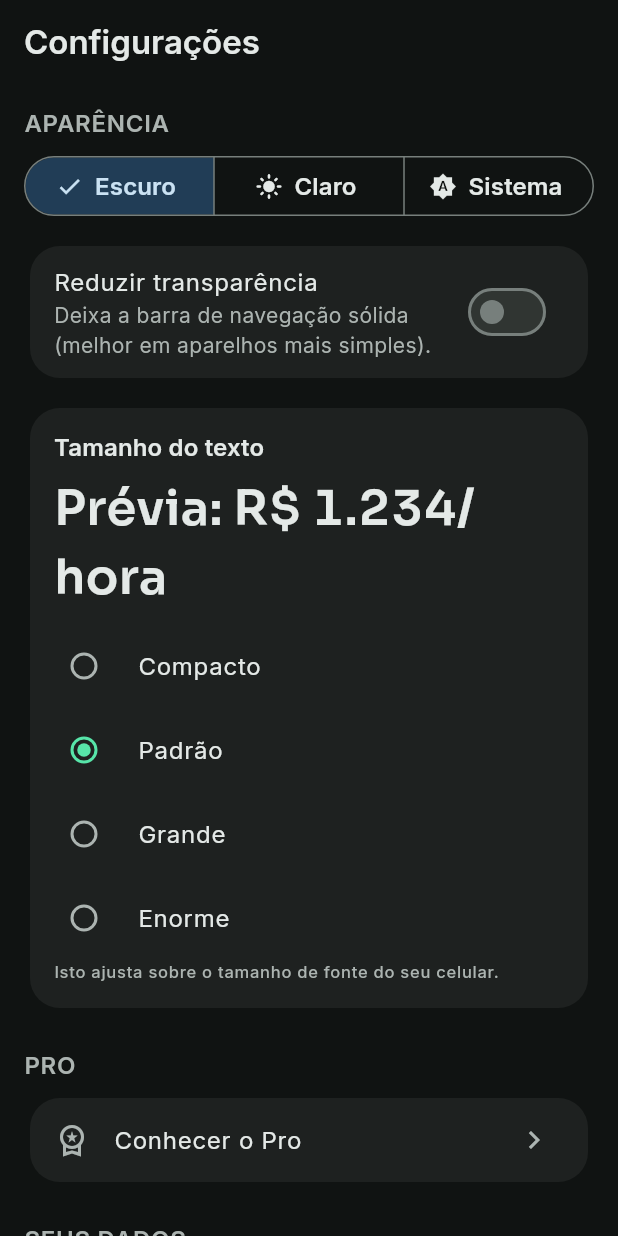
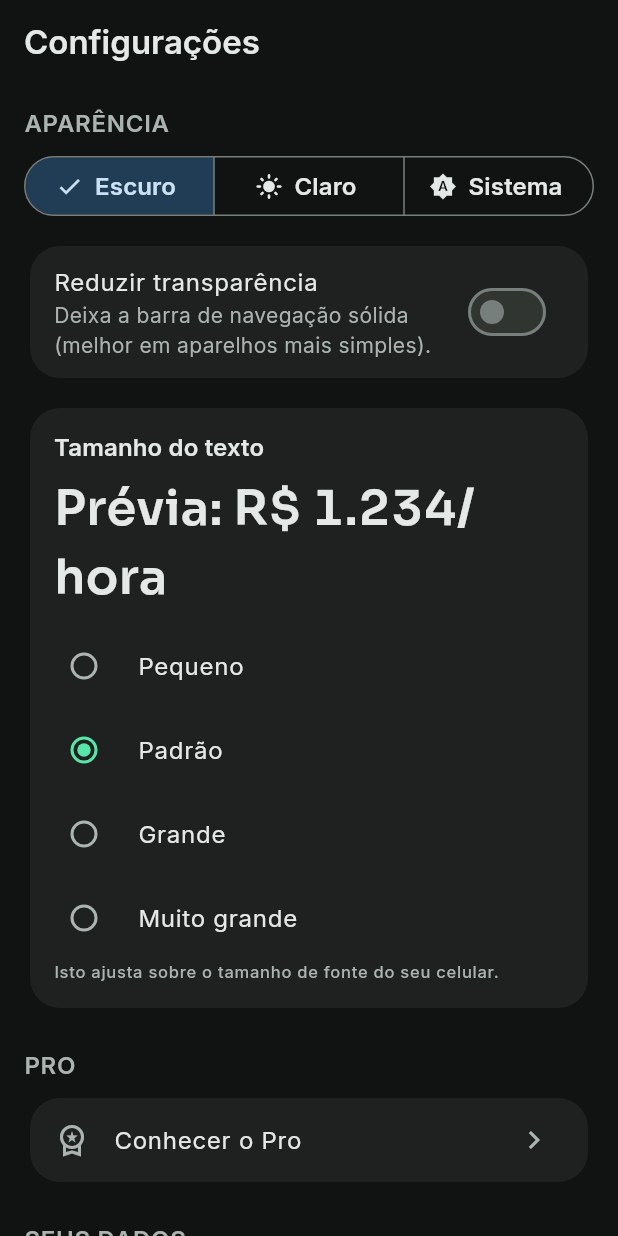
Before and after one commit to 4yu-apps/quanto-cobro, a Flutter app: the ConfigScreen screen opened by its route, on a phone screen of 412 x 824 dp. Run offline on Flutter 3.47's test engine with Material 3 defaults, Android fonts, the phone set to English and light mode, and no system bars; our stand-ins replace file_picker, flutter_riverpod, go_router, share_plus, shared_preferences; accounts and stored records are empty.

```diff
--- a/lib/core/ui/text_scale.dart
+++ b/lib/core/ui/text_scale.dart
@@ -11,8 +11,8 @@ class TextScaleLevel {
 }
 
 const List<TextScaleLevel> kTextScaleLevels = <TextScaleLevel>[
-  TextScaleLevel('Compacto', 0.90),
+  TextScaleLevel('Pequeno', 0.90),
   TextScaleLevel('Padrão', 1.00),
   TextScaleLevel('Grande', 1.15),
-  TextScaleLevel('Enorme', 1.30),
+  TextScaleLevel('Muito grande', 1.30),
 ];
--- a/lib/features/calc/calc_screen.dart
+++ b/lib/features/calc/calc_screen.dart
@@ -357,7 +357,7 @@ class _CalcScreenState extends ConsumerState<CalcScreen> {
       children: <Widget>[
         _title('Quanto você trabalha por semana?'),
         _subtitle(
-          'Não precisa saber "horas faturáveis". Me conta sua rotina que eu faço a conta.',
+          'Me conta sua rotina que eu faço a conta pra você.',
         ),
         const SizedBox(height: Space.x6),
         _stepper(
```
Also changed, not shown: lib/features/detalhe/detalhe_screen.dart (+15 -3 lines), 1 other file.
